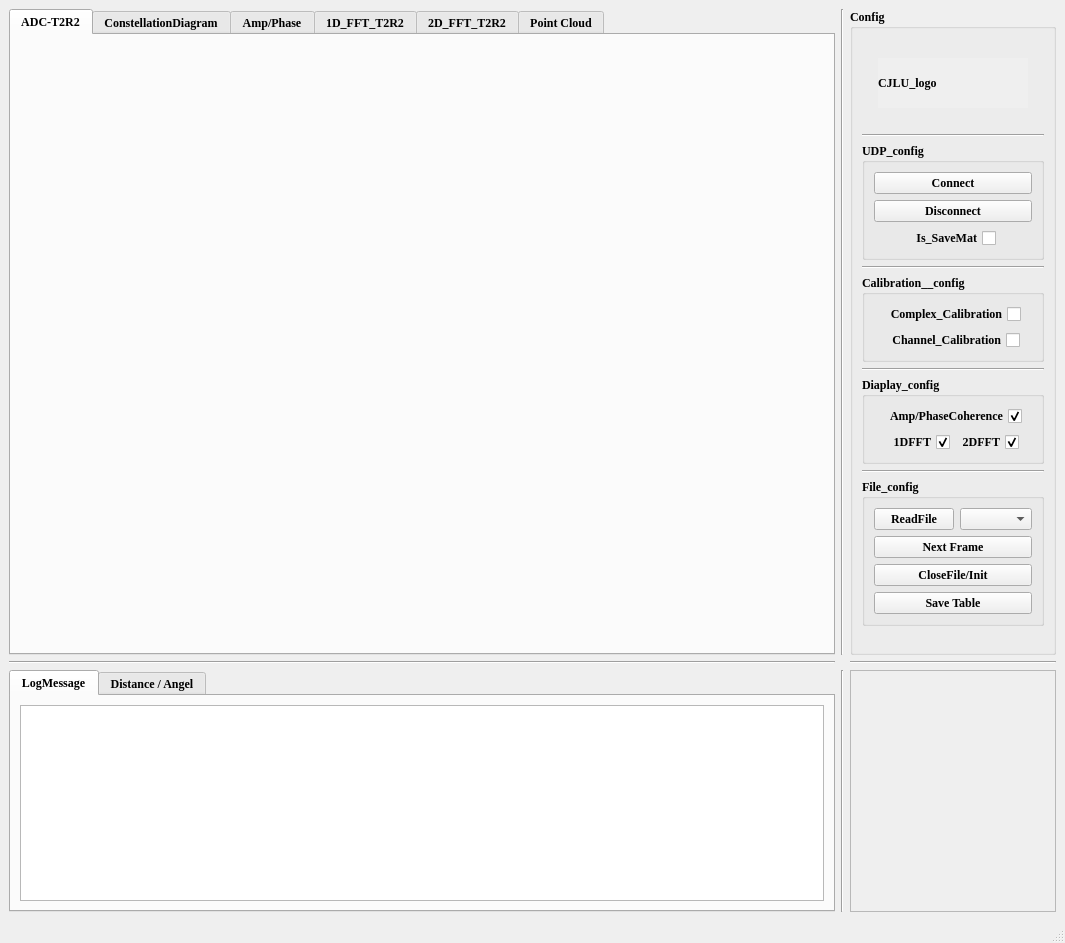
Before: the Qt Designer form Radar_UDP.ui in CruzeOliver/Andar_Radar_UDP, drawn with Qt 5.
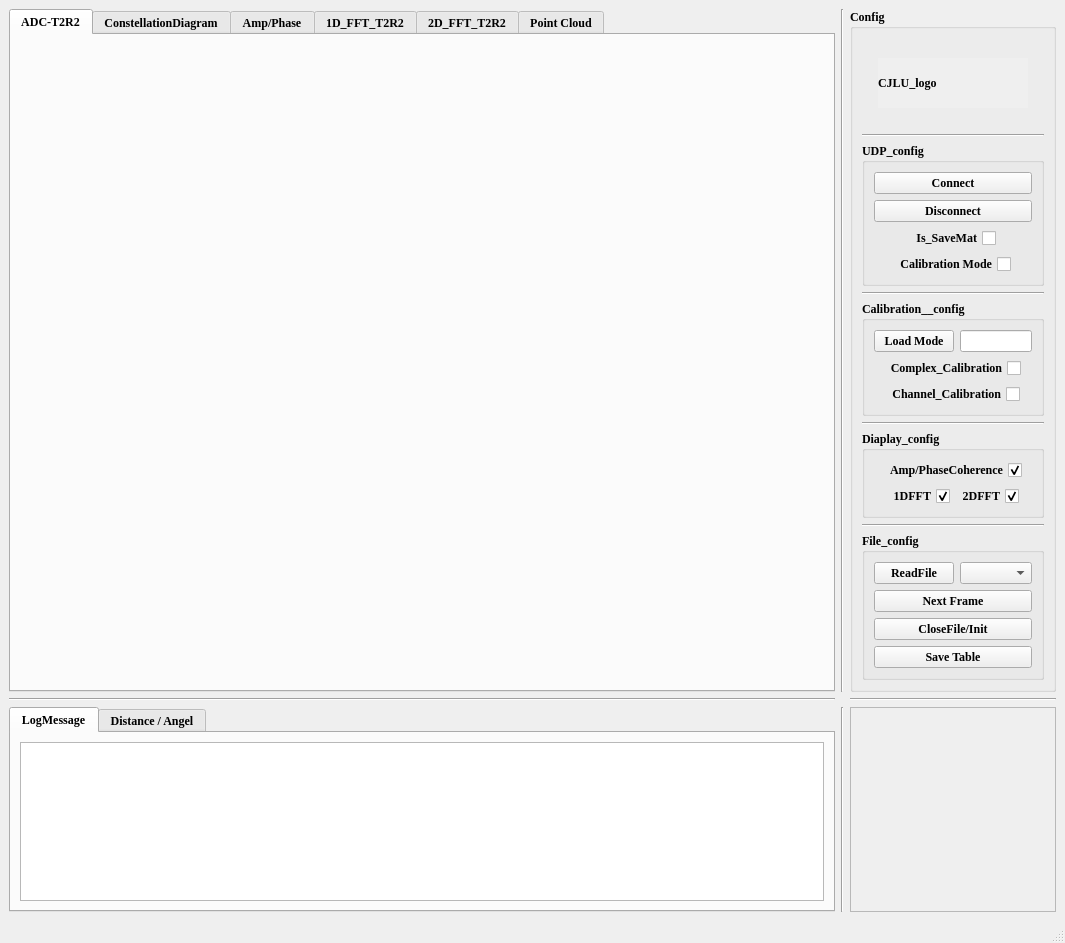
After: the same form once the commit is applied.

Commit message: 对于校准，进行了流程性的更新。分为了，校准--->获取校准矩阵 ---->加载校准矩阵----->应用校准矩阵，四步进行。目前在角度校准上取得有效试验

```diff
--- a/Radar_UDP.ui
+++ b/Radar_UDP.ui
@@ -436,6 +436,52 @@
             </item>
            </layout>
           </item>
+          <item>
+           <layout class="QHBoxLayout" name="horizontalLayout_10">
+            <item>
+             <spacer name="horizontalSpacer_13">
+              <property name="orientation">
+               <enum>Qt::Horizontal</enum>
+              </property>
+              <property name="sizeHint" stdset="0">
+               <size>
+                <width>40</width>
+                <height>20</height>
+               </size>
+              </property>
+             </spacer>
+            </item>
+            <item>
+             <widget class="QCheckBox" name="checkBox_CalibrationMode">
+              <property name="sizePolicy">
+               <sizepolicy hsizetype="Expanding" vsizetype="Fixed">
+                <horstretch>0</horstretch>
+                <verstretch>0</verstretch>
+               </sizepolicy>
+              </property>
+              <property name="layoutDirection">
+               <enum>Qt::RightToLeft</enum>
+              </property>
+              <property name="text">
+               <string>Calibration Mode‌</string>
+              </property>
+             </widget>
+            </item>
+            <item>
+             <spacer name="horizontalSpacer_14">
+              <property name="orientation">
+               <enum>Qt::Horizontal</enum>
+              </property>
+              <property name="sizeHint" stdset="0">
+               <size>
+                <width>40</width>
+                <height>20</height>
+               </size>
+              </property>
+             </spacer>
+            </item>
+           </layout>
+          </item>
          </layout>
         </widget>
        </item>
@@ -452,6 +498,33 @@
           <string>Calibration__config</string>
          </property>
          <layout class="QVBoxLayout" name="verticalLayout_5">
+          <item>
+           <layout class="QHBoxLayout" name="horizontalLayout_11">
+            <item>
+             <widget class="QPushButton" name="pushButton_LoadMode">
+              <property name="sizePolicy">
+               <sizepolicy hsizetype="Preferred" vsizetype="Fixed">
+                <horstretch>5</horstretch>
+                <verstretch>0</verstretch>
+               </sizepolicy>
+              </property>
+              <property name="text">
+               <string>Load Mode</string>
+              </property>
+             </widget>
+            </item>
+            <item>
+             <widget class="QLineEdit" name="lineEdit_ModeName">
+              <property name="sizePolicy">
+               <sizepolicy hsizetype="Expanding" vsizetype="Expanding">
+                <horstretch>5</horstretch>
+                <verstretch>0</verstretch>
+               </sizepolicy>
+              </property>
+             </widget>
+            </item>
+           </layout>
+          </item>
           <item>
            <layout class="QHBoxLayout" name="horizontalLayout_8">
             <item>
```
Left out of the diff: 373 changed lines with no effect on the pictures. The commit also changes 2 other files.
